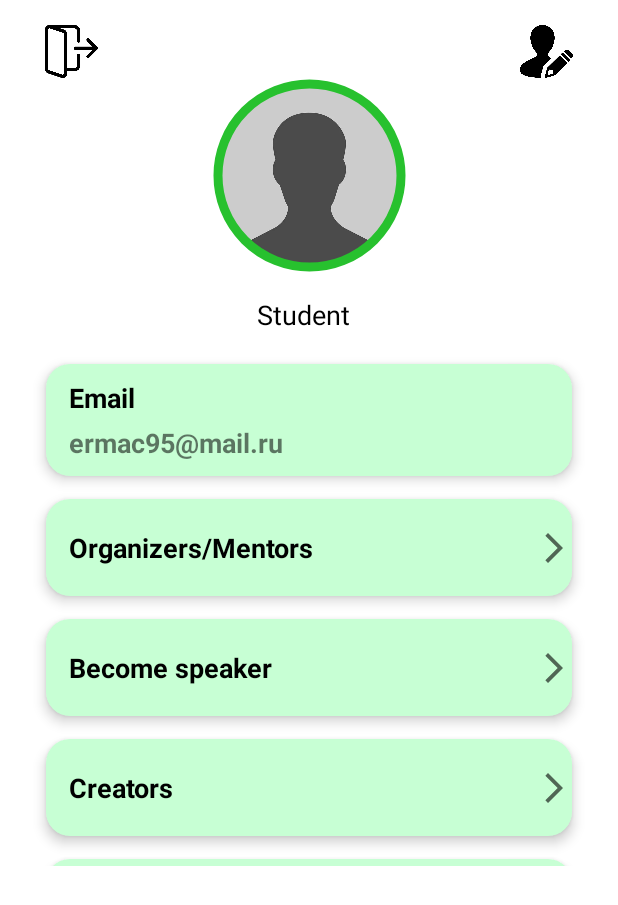
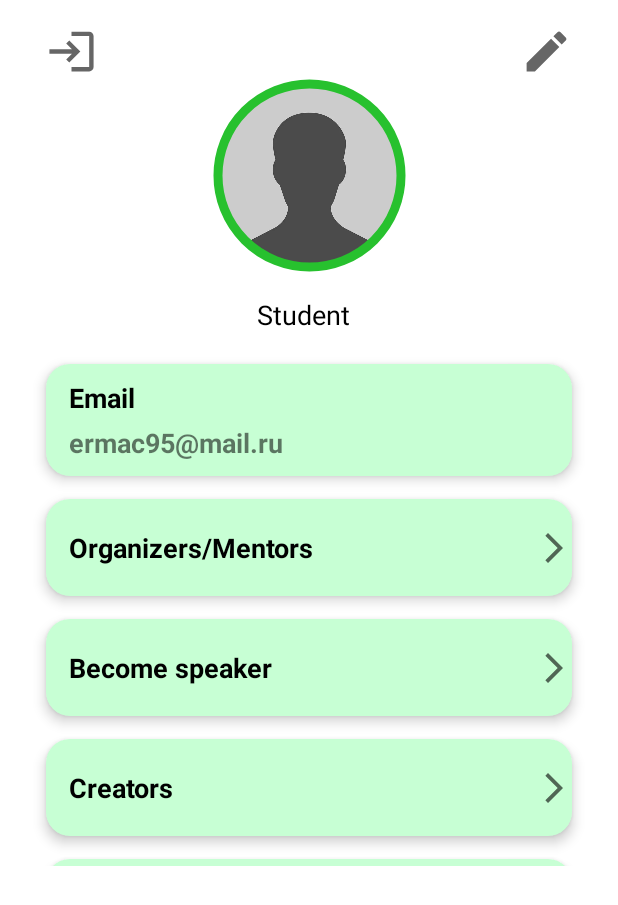
Before and after one commit to Android-Academy-Global/AndroidAcademyClient, an Android app built with Jetpack Compose: the layout fragment_profile.xml on its own in the app's theme, with its tools: preview values and no code run, on a phone screen of 412 x 824 dp. Shown: the top 905 px of the screen. Run offline under Robolectric (Android 15) with nearby library versions, the phone set to English and light mode, and no system bars.

Commit message:
Fixed up profile screen icons

```diff
--- /dev/null
+++ b/app/src/main/res/drawable/ic_edit.xml
@@ -0,0 +1,10 @@
+<vector xmlns:android="http://schemas.android.com/apk/res/android"
+    android:width="32dp"
+    android:height="32dp"
+    android:viewportWidth="24"
+    android:viewportHeight="24"
+    android:tint="?attr/colorControlNormal">
+  <path
+      android:fillColor="@android:color/white"
+      android:pathData="M3,17.25V21h3.75L17.81,9.94l-3.75,-3.75L3,17.25zM20.71,7.04c0.39,-0.39 0.39,-1.02 0,-1.41l-2.34,-2.34c-0.39,-0.39 -1.02,-0.39 -1.41,0l-1.83,1.83 3.75,3.75 1.83,-1.83z"/>
+</vector>
--- /dev/null
+++ b/app/src/main/res/drawable/ic_logout.xml
@@ -0,0 +1,11 @@
+<vector xmlns:android="http://schemas.android.com/apk/res/android"
+    android:width="32dp"
+    android:height="32dp"
+    android:viewportWidth="24"
+    android:viewportHeight="24"
+    android:tint="?attr/colorControlNormal"
+    android:autoMirrored="true">
+  <path
+      android:fillColor="@android:color/white"
+      android:pathData="M11,7L9.6,8.4l2.6,2.6H2v2h10.2l-2.6,2.6L11,17l5,-5L11,7zM20,19h-8v2h8c1.1,0 2,-0.9 2,-2V5c0,-1.1 -0.9,-2 -2,-2h-8v2h8V19z"/>
+</vector>
--- a/app/src/main/res/layout/fragment_edit_profile.xml
+++ b/app/src/main/res/layout/fragment_edit_profile.xml
@@ -53,7 +53,7 @@
                 android:layout_marginEnd="15dp"
                 android:background="@drawable/profile_field_bg"
                 android:elevation="5dp"
-                android:hint="@string/edit_name"
+                android:hint="@string/edit_first_name"
                 android:paddingStart="15dp"
                 android:paddingTop="20dp"
                 android:paddingEnd="0dp"
@@ -70,7 +70,7 @@
                 android:layout_marginEnd="15dp"
                 android:background="@drawable/profile_field_bg"
                 android:elevation="5dp"
-                android:hint="@string/edit_surname"
+                android:hint="@string/edit_last_name"
                 android:paddingStart="15dp"
                 android:paddingTop="20dp"
                 android:paddingEnd="0dp"
@@ -87,7 +87,7 @@
                 android:layout_marginEnd="15dp"
                 android:background="@drawable/profile_field_bg"
                 android:elevation="5dp"
-                android:hint="@string/edit_number"
+                android:hint="@string/edit_phone"
                 android:paddingStart="15dp"
                 android:paddingTop="20dp"
                 android:paddingEnd="0dp"
--- a/app/src/main/res/layout/fragment_profile.xml
+++ b/app/src/main/res/layout/fragment_profile.xml
@@ -29,7 +29,7 @@
         android:layout_height="35dp"
         android:layout_marginTop="10dp"
         android:layout_marginEnd="30dp"
-        android:src="@drawable/ic_prof_edit"
+        android:src="@drawable/ic_edit"
         app:layout_constraintBottom_toTopOf="@id/main_guideline"
         app:layout_constraintEnd_toEndOf="parent" />
 
```
Also changed, not shown: app/src/main/res/drawable/ic_logout.webp (deleted), app/src/main/res/drawable/ic_prof_edit.webp (deleted).
